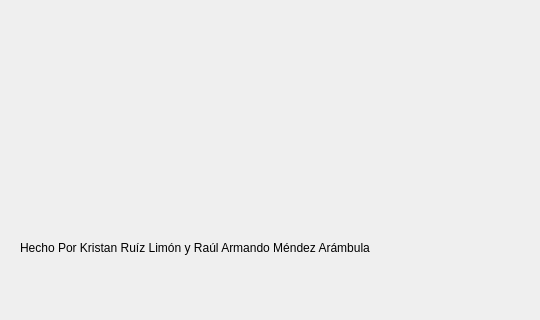
ITLP-Chronicles/TecPainter, file mainwindow.ui: the form before one commit; both pictures show x 0 to 540 and y 291 to 611 of the 801 by 611 pixel window.
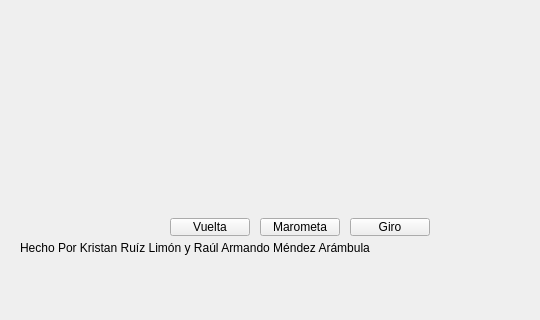
The form after the commit. Icons and pictures are not drawn.

Diff of the .ui file:
```diff
--- a/mainwindow.ui
+++ b/mainwindow.ui
@@ -46,6 +46,45 @@
      <string>Modo actual: Normal</string>
     </property>
    </widget>
+   <widget class="QPushButton" name="btnVuelta">
+    <property name="geometry">
+     <rect>
+      <x>170</x>
+      <y>490</y>
+      <width>80</width>
+      <height>18</height>
+     </rect>
+    </property>
+    <property name="text">
+     <string>Vuelta</string>
+    </property>
+   </widget>
+   <widget class="QPushButton" name="btnMarometa">
+    <property name="geometry">
+     <rect>
+      <x>260</x>
+      <y>490</y>
+      <width>80</width>
+      <height>18</height>
+     </rect>
+    </property>
+    <property name="text">
+     <string>Marometa</string>
+    </property>
+   </widget>
+   <widget class="QPushButton" name="btnGiro">
+    <property name="geometry">
+     <rect>
+      <x>350</x>
+      <y>490</y>
+      <width>80</width>
+      <height>18</height>
+     </rect>
+    </property>
+    <property name="text">
+     <string>Giro</string>
+    </property>
+   </widget>
   </widget>
   <widget class="QMenuBar" name="menubar">
    <property name="geometry">
```
Left out of the diff: 2 changed lines with no effect on the pictures.
